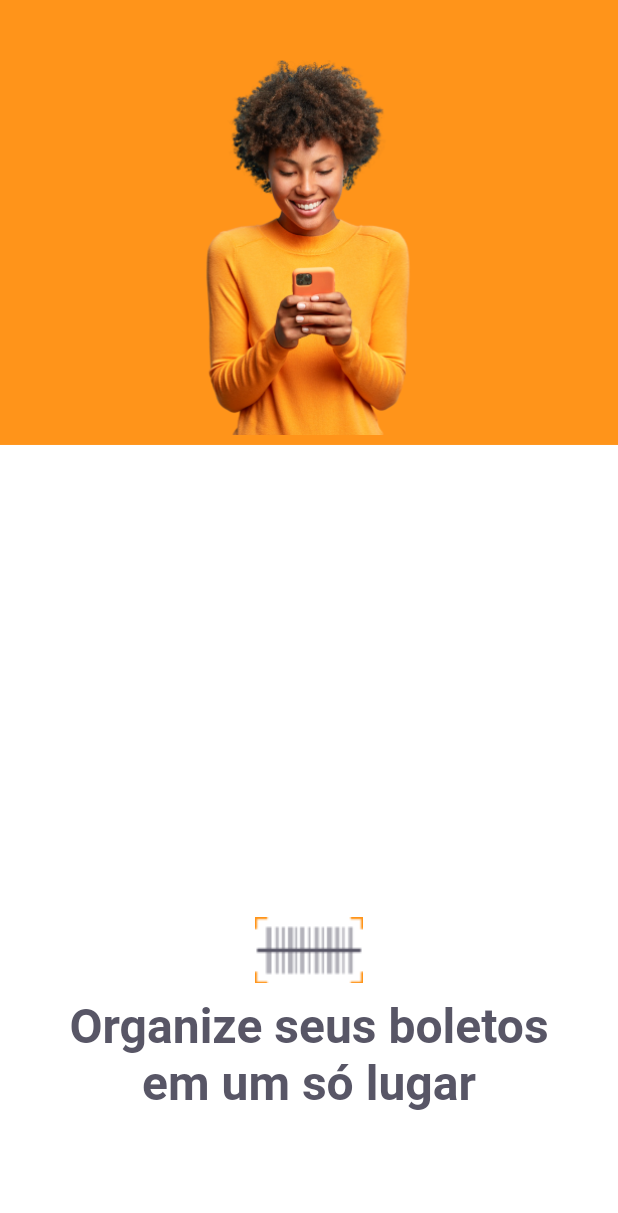
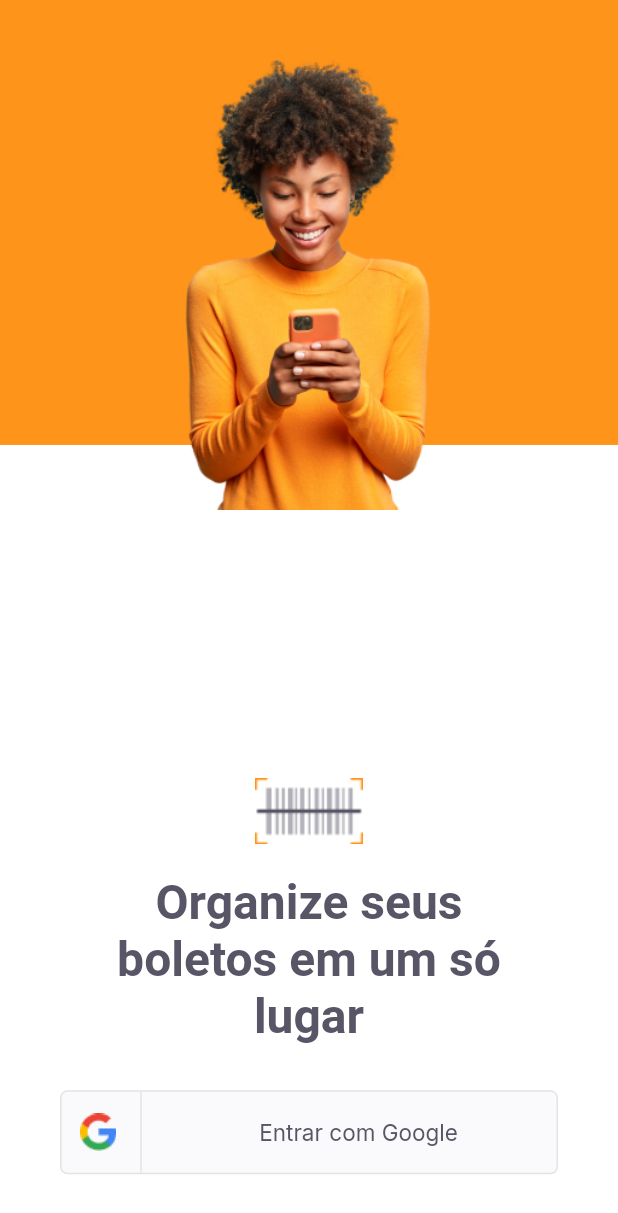
Before and after one commit to oapmartins/payflow, a Flutter app: the LoginPage screen opened directly, on a phone screen of 412 x 824 dp. Shown: the top 1213 px of the screen. Run offline on Flutter 3.47's test engine with Material 2 defaults, Android fonts, the phone set to English and light mode, and no system bars; our stand-ins replace google_fonts.

Commit message:
Terminando LoginPage e adicionando estrutura da HomePage

```diff
--- a/lib/main.dart
+++ b/lib/main.dart
@@ -1,4 +1,5 @@
 import 'package:flutter/material.dart';
+import 'package:payflow/modules/home/home_page.dart';
 import 'package:payflow/modules/login/login_page.dart';
 import 'package:payflow/modules/splash/splash_page.dart';
 import 'package:payflow/shared/themes/app_colors.dart';
@@ -15,7 +16,7 @@ class AppWidget extends StatelessWidget {
       theme: ThemeData(
         primaryColor: AppColors.primary,
       ),
-      home: LoginPage(),
+      home: HomePage(),
     );
   }
 }
--- /dev/null
+++ b/lib/modules/home/home_page.dart
@@ -0,0 +1,12 @@
+import 'package:flutter/material.dart';
+
+class HomePage extends StatelessWidget {
+  const HomePage({Key? key}) : super(key: key);
+
+  @override
+  Widget build(BuildContext context) {
+    return Scaffold(
+      appBar: AppBar(title: Text('Home Page')),
+    );
+  }
+}
--- a/lib/modules/login/login_page.dart
+++ b/lib/modules/login/login_page.dart
@@ -4,6 +4,7 @@ import 'package:flutter/material.dart';
 import 'package:payflow/shared/themes/app_colors.dart';
 import 'package:payflow/shared/themes/app_images.dart';
 import 'package:payflow/shared/themes/app_text_styles.dart';
+import 'package:payflow/shared/widgets/social_login/social_login_button.dart';
 
 class LoginPage extends StatefulWidget {
   const LoginPage({Key? key}) : super(key: key);
@@ -35,11 +36,11 @@ class _LoginPageState extends State<LoginPage> {
               right: 0,
               child: Image.asset(
                 AppImages.person,
-                height: 250,
+                height: 300,
               ),
             ),
             Positioned(
-              bottom: size.height * 0.10,
+              bottom: size.height * 0.05,
               right: 0,
               left: 0,
               child: Column(
@@ -49,12 +50,19 @@ class _LoginPageState extends State<LoginPage> {
                   Image.asset(AppImages.logomini),
                   Padding(
                     padding:
-                        const EdgeInsets.only(top: 10, left: 35, right: 35),
+                        const EdgeInsets.only(top: 20, left: 70, right: 70),
                     child: Text(
                       'Organize seus boletos em um só lugar',
                       textAlign: TextAlign.center,
                       style: TextStyles.titleHome,
                     ),
+                  ),
+                  Padding(
+                    padding:
+                        const EdgeInsets.only(right: 40, top: 30, left: 40),
+                    child: SocialLoginButton(onTap: () {
+                      print('clicou');
+                    }),
                   ),
                 ],
               ),
--- /dev/null
+++ b/lib/shared/widgets/social_login/social_login_button.dart
@@ -0,0 +1,48 @@
+import 'package:flutter/material.dart';
+import 'package:payflow/shared/themes/app_colors.dart';
+import 'package:payflow/shared/themes/app_images.dart';
+import 'package:payflow/shared/themes/app_text_styles.dart';
+
+class SocialLoginButton extends StatelessWidget {
+  final VoidCallback onTap;
+  const SocialLoginButton({Key? key, required this.onTap}) : super(key: key);
+
+  @override
+  Widget build(BuildContext context) {
+    return InkWell(
+      onTap: onTap,
+      child: Container(
+        height: 56,
+        decoration: BoxDecoration(
+          color: AppColors.shape,
+          borderRadius: (BorderRadius.circular(5)),
+          border: Border.fromBorderSide(BorderSide(color: AppColors.stroke)),
+        ),
+        child: Row(
+          children: [
+            Expanded(
+              flex: 1,
+              child: Row(
+                mainAxisAlignment: MainAxisAlignment.center,
+                children: [
+                  Image.asset(AppImages.google),
+                  SizedBox(width: 16),
+                  Container(height: 56, width: 1, color: AppColors.stroke)
+                ],
+              ),
+            ),
+            Expanded(
+              flex: 4,
+              child: Row(
+                mainAxisAlignment: MainAxisAlignment.center,
+                children: [
+                  Text('Entrar com Google', style: TextStyles.buttonGray),
+                ],
+              ),
+            )
+          ],
+        ),
+      ),
+    );
+  }
+}
```
